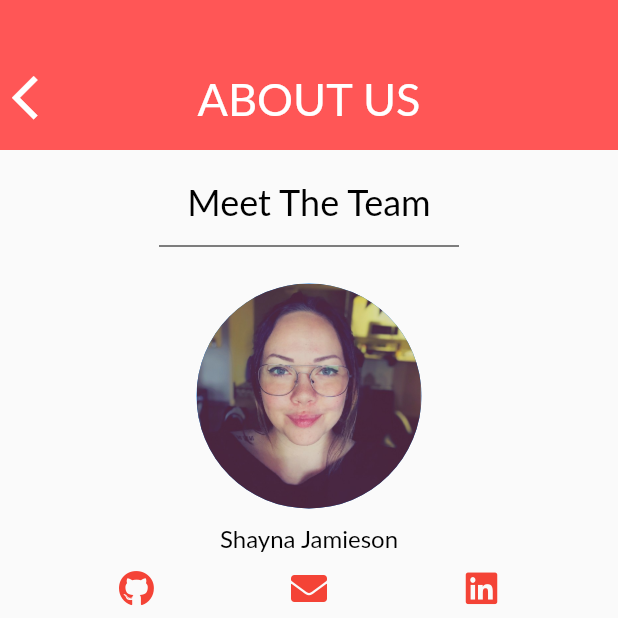
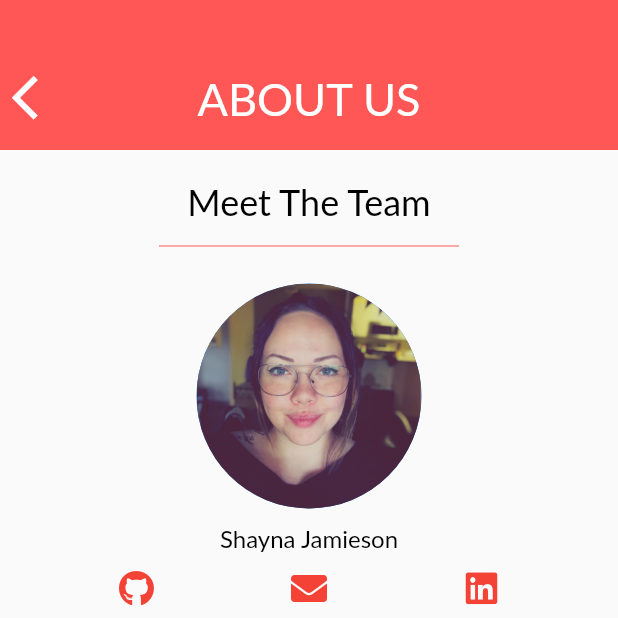
Before and after one commit to jamiesonshayna/LookToTheCook, a Flutter app: the AboutUsScreen screen opened by its route, on a phone screen of 412 x 824 dp, the top half of it. Run offline on Flutter 3.47's test engine with Material 2 defaults, Android fonts, the phone set to English and light mode, and no system bars; our stand-ins replace connectivity, flutter_secure_storage, font_awesome_flutter, rflutter_alert; missing offline and left inert: amazon_cognito_identity_dart; accounts and stored records are empty; Roboto replaces fonts that are missing (Lato).

```diff
--- a/look_to_the_cook/lib/views/about_us_screen.dart
+++ b/look_to_the_cook/lib/views/about_us_screen.dart
@@ -3,6 +3,7 @@ import 'package:font_awesome_flutter/font_awesome_flutter.dart';
 
 // TEMPLATE COMPONENTS:
 import 'package:look_to_the_cook/templates/app_bar_component.dart';
+import 'package:look_to_the_cook/templates/constants.dart';
 import 'package:look_to_the_cook/templates/icon_sm.dart';
 import 'package:look_to_the_cook/templates/normal_text.dart';
 
@@ -52,7 +53,7 @@ class AboutUsScreen extends StatelessWidget {
                   height: 30.0,
                   width: 200.0,
                   child: Divider(
-                    color: Colors.black,
+                    color: kRedButtonColor,
                   ),
                 ),
                 Padding(
--- a/look_to_the_cook/lib/views/login_screen.dart
+++ b/look_to_the_cook/lib/views/login_screen.dart
@@ -115,6 +115,7 @@ class _LoginScreenState extends State<LoginScreen> {
                 padding: const EdgeInsets.only(top: 40.0, left: 10.0, right: 30.0),
                 child: Container(
                   child: TextFormField(
+                    obscureText: true,
                     // validation for password field on login form
                     validator: (value) {
                       if(regexHelper.validatePassword(value) == false) {
```
